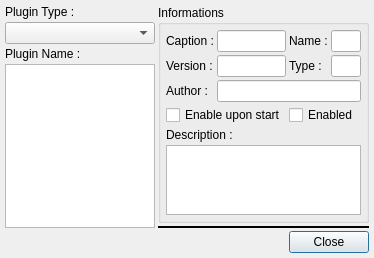
Old version of the form v2/trunk/monkey/src/pluginsmanager/ui/UIPluginsSettings.ui in the repository testmana2/mks.
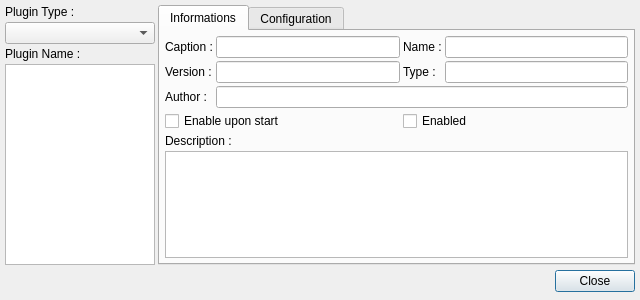
New version of the form.

Commit message: slit pluginsmanager into 2 widget in management so windowis no longer too big

The edit to the form file:
```diff
--- a/v2/trunk/monkey/src/pluginsmanager/ui/UIPluginsSettings.ui
+++ b/v2/trunk/monkey/src/pluginsmanager/ui/UIPluginsSettings.ui
@@ -5,8 +5,8 @@
    <rect>
     <x>0</x>
     <y>0</y>
-    <width>374</width>
-    <height>246</height>
+    <width>640</width>
+    <height>300</height>
    </rect>
   </property>
   <property name="windowTitle" >
@@ -31,177 +31,7 @@
    <property name="verticalSpacing" >
     <number>3</number>
    </property>
-   <item row="0" column="1" colspan="2" >
-    <widget class="QGroupBox" name="gbInformations" >
-     <property name="sizePolicy" >
-      <sizepolicy vsizetype="Maximum" hsizetype="Expanding" >
-       <horstretch>0</horstretch>
-       <verstretch>1</verstretch>
-      </sizepolicy>
-     </property>
-     <property name="title" >
-      <string>Informations</string>
-     </property>
-     <layout class="QGridLayout" >
-      <property name="leftMargin" >
-       <number>5</number>
-      </property>
-      <property name="topMargin" >
-       <number>5</number>
-      </property>
-      <property name="rightMargin" >
-       <number>5</number>
-      </property>
-      <property name="bottomMargin" >
-       <number>5</number>
-      </property>
-      <property name="horizontalSpacing" >
-       <number>3</number>
-      </property>
-      <property name="verticalSpacing" >
-       <number>3</number>
-      </property>
-      <item row="5" column="0" colspan="4" >
-       <widget class="QTextEdit" name="teDescription" >
-        <property name="readOnly" >
-         <bool>true</bool>
-        </property>
-       </widget>
-      </item>
-      <item row="4" column="0" colspan="4" >
-       <widget class="QLabel" name="lDescription" >
-        <property name="text" >
-         <string>Description :</string>
-        </property>
-       </widget>
-      </item>
-      <item row="3" column="2" colspan="2" >
-       <widget class="QCheckBox" name="cbEnabled" >
-        <property name="text" >
-         <string>Enabled</string>
-        </property>
-       </widget>
-      </item>
-      <item row="3" column="0" colspan="2" >
-       <widget class="QCheckBox" name="cbEnableUponStart" >
-        <property name="text" >
-         <string>Enable upon start</string>
-        </property>
-       </widget>
-      </item>
-      <item row="1" column="3" >
-       <widget class="QLineEdit" name="leType" >
-        <property name="readOnly" >
-         <bool>true</bool>
-        </property>
-       </widget>
-      </item>
-      <item row="1" column="2" >
-       <widget class="QLabel" name="lType" >
-        <property name="text" >
-         <string>Type :</string>
-        </property>
-       </widget>
-      </item>
-      <item row="1" column="1" >
-       <widget class="QLineEdit" name="leVersion" >
-        <property name="readOnly" >
-         <bool>true</bool>
-        </property>
-       </widget>
-      </item>
-      <item row="1" column="0" >
-       <widget class="QLabel" name="lVersion" >
-        <property name="text" >
-         <string>Version :</string>
-        </property>
-       </widget>
-      </item>
-      <item row="0" column="3" >
-       <widget class="QLineEdit" name="leName" >
-        <property name="readOnly" >
-         <bool>true</bool>
-        </property>
-       </widget>
-      </item>
-      <item row="0" column="2" >
-       <widget class="QLabel" name="lName" >
-        <property name="text" >
-         <string>Name :</string>
-        </property>
-       </widget>
-      </item>
-      <item row="0" column="0" >
-       <widget class="QLabel" name="lCaption" >
-        <property name="text" >
-         <string>Caption :</string>
-        </property>
-       </widget>
-      </item>
-      <item row="0" column="1" >
-       <widget class="QLineEdit" name="leCaption" >
-        <property name="readOnly" >
-         <bool>true</bool>
-        </property>
-       </widget>
-      </item>
-      <item row="2" column="1" colspan="3" >
-       <widget class="QLineEdit" name="leAuthor" >
-        <property name="readOnly" >
-         <bool>true</bool>
-        </property>
-       </widget>
-      </item>
-      <item row="2" column="0" >
-       <widget class="QLabel" name="lAuthor" >
-        <property name="text" >
-         <string>Author :</string>
-        </property>
-       </widget>
-      </item>
-     </layout>
-    </widget>
-   </item>
-   <item row="2" column="0" colspan="2" >
-    <spacer>
-     <property name="orientation" >
-      <enum>Qt::Horizontal</enum>
-     </property>
-     <property name="sizeHint" >
-      <size>
-       <width>551</width>
-       <height>20</height>
-      </size>
-     </property>
-    </spacer>
-   </item>
-   <item row="1" column="1" colspan="2" >
-    <widget class="QStackedWidget" name="swWidgets" >
-     <property name="sizePolicy" >
-      <sizepolicy vsizetype="Expanding" hsizetype="Expanding" >
-       <horstretch>0</horstretch>
-       <verstretch>99</verstretch>
-      </sizepolicy>
-     </property>
-     <property name="frameShape" >
-      <enum>QFrame::Box</enum>
-     </property>
-    </widget>
-   </item>
-   <item row="2" column="2" >
-    <widget class="QPushButton" name="pbClose" >
-     <property name="sizePolicy" >
-      <sizepolicy vsizetype="Fixed" hsizetype="Fixed" >
-       <horstretch>0</horstretch>
-       <verstretch>0</verstretch>
-      </sizepolicy>
-     </property>
-     <property name="text" >
-      <string>Close</string>
-     </property>
-    </widget>
-   </item>
-   <item rowspan="2" row="0" column="0" >
+   <item row="0" column="0" >
     <layout class="QVBoxLayout" >
      <property name="spacing" >
       <number>3</number>
@@ -259,6 +89,167 @@
      </item>
     </layout>
    </item>
+   <item row="0" column="1" colspan="2" >
+    <widget class="QTabWidget" name="twPlugin" >
+     <property name="currentIndex" >
+      <number>0</number>
+     </property>
+     <widget class="QWidget" name="wInformations" >
+      <attribute name="title" >
+       <string>Informations</string>
+      </attribute>
+      <layout class="QGridLayout" >
+       <property name="leftMargin" >
+        <number>5</number>
+       </property>
+       <property name="topMargin" >
+        <number>5</number>
+       </property>
+       <property name="rightMargin" >
+        <number>5</number>
+       </property>
+       <property name="bottomMargin" >
+        <number>5</number>
+       </property>
+       <property name="horizontalSpacing" >
+        <number>3</number>
+       </property>
+       <property name="verticalSpacing" >
+        <number>3</number>
+       </property>
+       <item row="0" column="0" >
+        <widget class="QLabel" name="lCaption" >
+         <property name="text" >
+          <string>Caption :</string>
+         </property>
+        </widget>
+       </item>
+       <item row="0" column="1" >
+        <widget class="QLineEdit" name="leCaption" >
+         <property name="readOnly" >
+          <bool>true</bool>
+         </property>
+        </widget>
+       </item>
+       <item row="0" column="2" >
+        <widget class="QLabel" name="lName" >
+         <property name="text" >
+          <string>Name :</string>
+         </property>
+        </widget>
+       </item>
+       <item row="0" column="3" >
+        <widget class="QLineEdit" name="leName" >
+         <property name="readOnly" >
+          <bool>true</bool>
+         </property>
+        </widget>
+       </item>
+       <item row="1" column="0" >
+        <widget class="QLabel" name="lVersion" >
+         <property name="text" >
+          <string>Version :</string>
+         </property>
+        </widget>
+       </item>
+       <item row="1" column="1" >
+        <widget class="QLineEdit" name="leVersion" >
+         <property name="readOnly" >
+          <bool>true</bool>
+         </property>
+        </widget>
+       </item>
+       <item row="1" column="2" >
+        <widget class="QLabel" name="lType" >
+         <property name="text" >
+          <string>Type :</string>
+         </property>
+        </widget>
+       </item>
+       <item row="1" column="3" >
+        <widget class="QLineEdit" name="leType" >
+         <property name="readOnly" >
+          <bool>true</bool>
+         </property>
+        </widget>
+       </item>
+       <item row="2" column="0" >
+        <widget class="QLabel" name="lAuthor" >
+         <property name="text" >
+          <string>Author :</string>
+         </property>
+        </widget>
+       </item>
+       <item row="2" column="1" colspan="3" >
+        <widget class="QLineEdit" name="leAuthor" >
+         <property name="readOnly" >
+          <bool>true</bool>
+         </property>
+        </widget>
+       </item>
+       <item row="3" column="0" colspan="2" >
+        <widget class="QCheckBox" name="cbEnableUponStart" >
+         <property name="text" >
+          <string>Enable upon start</string>
+         </property>
+        </widget>
+       </item>
+       <item row="3" column="2" colspan="2" >
+        <widget class="QCheckBox" name="cbEnabled" >
+         <property name="text" >
+          <string>Enabled</string>
+         </property>
+        </widget>
+       </item>
+       <item row="4" column="0" colspan="4" >
+        <widget class="QLabel" name="lDescription" >
+         <property name="text" >
+          <string>Description :</string>
+         </property>
+        </widget>
+       </item>
+       <item row="5" column="0" colspan="4" >
+        <widget class="QTextEdit" name="teDescription" >
+         <property name="readOnly" >
+          <bool>true</bool>
+         </property>
+        </widget>
+       </item>
+      </layout>
+     </widget>
+     <widget class="QStackedWidget" name="swWidgets" >
+      <attribute name="title" >
+       <string>Configuration</string>
+      </attribute>
+     </widget>
+    </widget>
+   </item>
+   <item row="1" column="0" colspan="2" >
+    <spacer>
+     <property name="orientation" >
+      <enum>Qt::Horizontal</enum>
+     </property>
+     <property name="sizeHint" >
+      <size>
+       <width>521</width>
+       <height>27</height>
+      </size>
+     </property>
+    </spacer>
+   </item>
+   <item row="1" column="2" >
+    <widget class="QPushButton" name="pbClose" >
+     <property name="sizePolicy" >
+      <sizepolicy vsizetype="Fixed" hsizetype="Fixed" >
+       <horstretch>0</horstretch>
+       <verstretch>0</verstretch>
+      </sizepolicy>
+     </property>
+     <property name="text" >
+      <string>Close</string>
+     </property>
+    </widget>
+   </item>
   </layout>
  </widget>
  <resources/>
```
Left out of the diff: 4 changed lines with no effect on the pictures.
